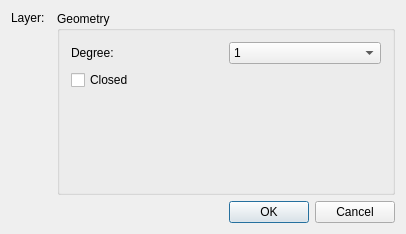
Qt form librecad/src/ui/forms/qg_dlgspline.ui (LibreCAD/LibreCAD) before a commit.
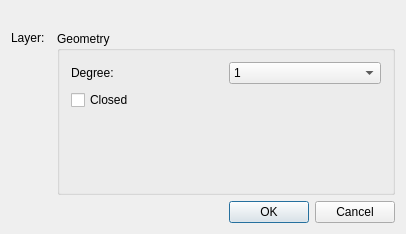
The same form after that commit. Custom widgets are drawn as their Qt base class.

```diff
--- a/librecad/src/ui/forms/qg_dlgspline.ui
+++ b/librecad/src/ui/forms/qg_dlgspline.ui
@@ -26,6 +26,13 @@
    <string>Spline</string>
   </property>
   <layout class="QVBoxLayout">
+   <item>
+    <widget class="QLabel" name="lId">
+     <property name="text">
+      <string/>
+     </property>
+    </widget>
+   </item>
    <item>
     <layout class="QHBoxLayout">
      <item>
```
